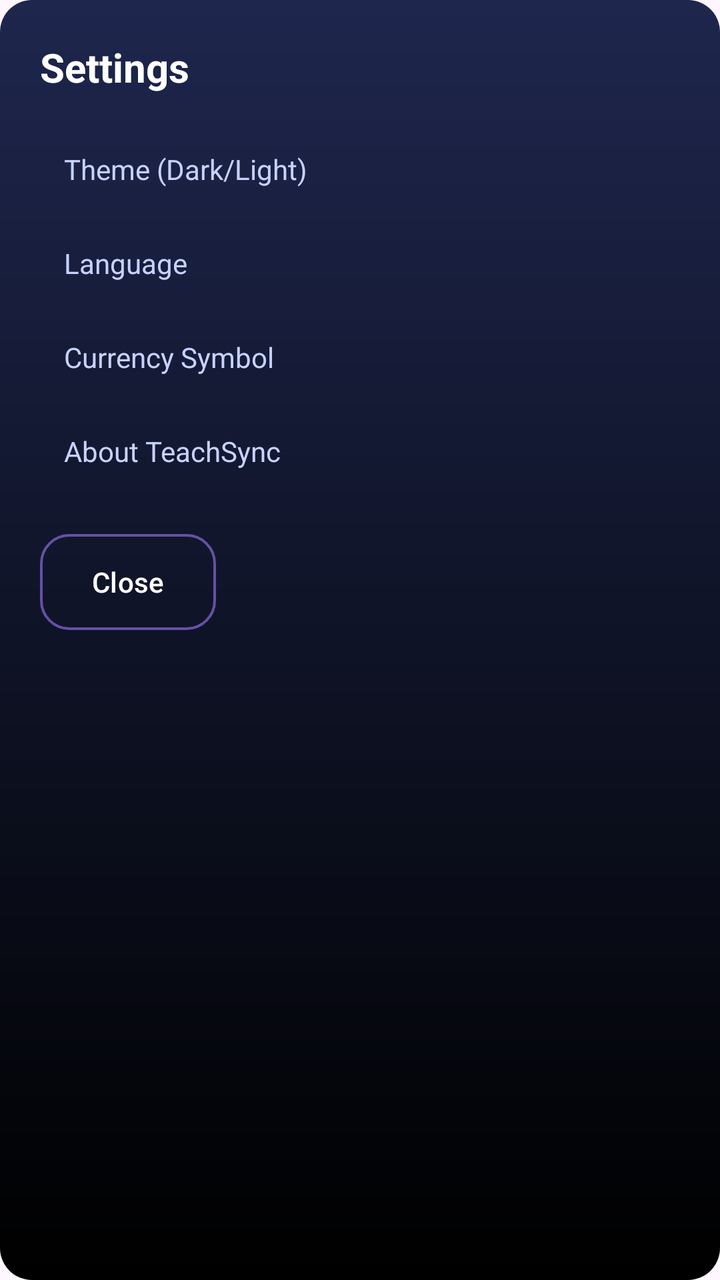
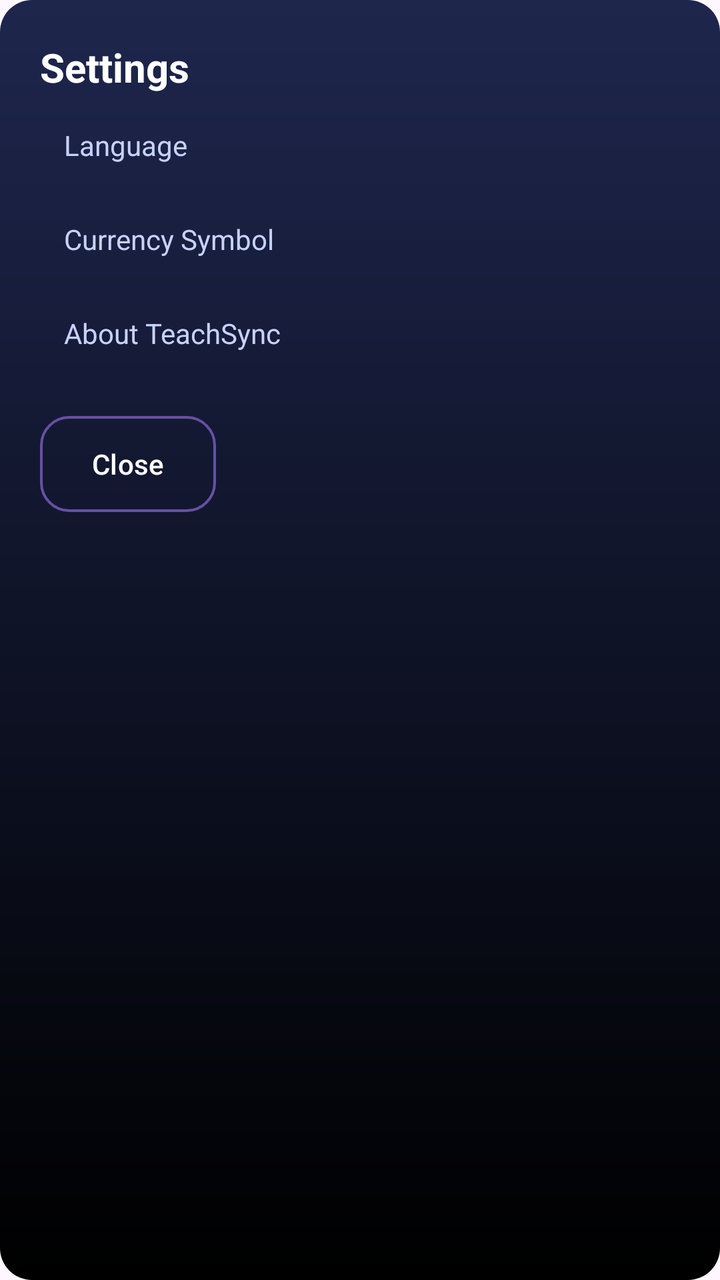

An Android layout rendered at two revisions. The XML below is the earlier revision; the diff shows what the commit changed to produce the second picture.
<!-- AndroidManifest.xml: application theme Theme.TeachSync -->
<!-- res/layout/dialog_settings.xml -->
<?xml version="1.0" encoding="utf-8"?>
<LinearLayout xmlns:android="http://schemas.android.com/apk/res/android"
    android:layout_width="match_parent"
    android:layout_height="wrap_content"
    android:background="@drawable/bg_dialog"
    android:orientation="vertical"
    android:padding="20dp">

    <TextView
        android:layout_width="wrap_content"
        android:layout_height="wrap_content"
        android:text="Settings"
        android:textColor="#FFFFFF"
        android:textSize="20sp"
        android:textStyle="bold" />

    <TextView
        android:id="@+id/settings_theme"
        android:layout_width="wrap_content"
        android:layout_height="wrap_content"
        android:layout_marginTop="16dp"
        android:background="?attr/selectableItemBackground"
        android:clickable="true"
        android:focusable="true"
        android:padding="12dp"
        android:text="Theme (Dark/Light)"
        android:textColor="#C7D2FF" />

    <TextView
        android:id="@+id/settings_language"
        android:layout_width="wrap_content"
        android:layout_height="wrap_content"
        android:layout_marginTop="4dp"
        android:background="?attr/selectableItemBackground"
        android:clickable="true"
        android:focusable="true"
        android:padding="12dp"
        android:text="Language"
        android:textColor="#C7D2FF" />

    <TextView
        android:id="@+id/settings_currency"
        android:layout_width="wrap_content"
        android:layout_height="wrap_content"
        android:layout_marginTop="4dp"
        android:background="?attr/selectableItemBackground"
        android:clickable="true"
        android:focusable="true"
        android:padding="12dp"
        android:text="Currency Symbol"
        android:textColor="#C7D2FF" />

    <TextView
        android:id="@+id/settings_about"
        android:layout_width="wrap_content"
        android:layout_height="wrap_content"
        android:layout_marginTop="4dp"
        android:background="?attr/selectableItemBackground"
        android:clickable="true"
        android:focusable="true"
        android:padding="12dp"
        android:text="About TeachSync"
        android:textColor="#C7D2FF" />

    <Button
        android:id="@+id/btnSettingsClose"
        android:layout_width="wrap_content"
        android:layout_height="wrap_content"
        android:layout_marginTop="20dp"
        android:background="@drawable/btn_dialog_outline"
        android:text="Close"
        android:textAllCaps="false"
        android:textColor="#FFFFFF" />

</LinearLayout>
<!-- resources referenced by this layout -->
<resources>
  <!-- drawable bg_dialog (drawable) -->
  <shape xmlns:android="http://schemas.android.com/apk/res/android"
      android:shape="rectangle">
      <gradient
          android:startColor="#1E264D"
          android:endColor="#000000"
          android:type="linear"
          android:angle="270"/>
      <corners android:radius="16dp" />
  </shape>
  <!-- drawable btn_dialog_outline (drawable) -->
  <shape xmlns:android="http://schemas.android.com/apk/res/android">
      <stroke android:width="1.2dp" android:color="#3A4470"/>
      <corners android:radius="14dp"/>
      <solid android:color="@android:color/transparent"/>
  </shape>
  <style name="Theme.TeachSync" parent="Base.Theme.TeachSync" />
  <style name="Base.Theme.TeachSync" parent="Theme.Material3.DayNight.NoActionBar">
          
          
      </style>
</resources>

<!-- the commit's change to res/layout/dialog_settings.xml (unified diff, before → after) -->
@@ -24,7 +24,8 @@
         android:focusable="true"
         android:padding="12dp"
         android:text="Theme (Dark/Light)"
-        android:textColor="#C7D2FF" />
+        android:textColor="#C7D2FF"
+        android:visibility="gone" />
 
     <TextView
         android:id="@+id/settings_language"
